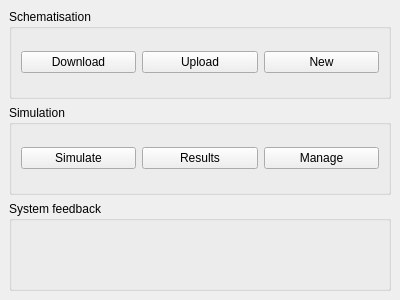
The window that threedi_models_simulations/widgets/dock.ui (nens/threedi-models-simulations) describes before a commit, drawn with Qt 5.
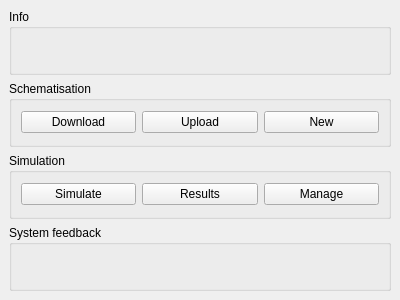
The same window after the commit. Custom widgets are drawn as their Qt base class.

Commit message: stub wizard

What changed in the file:
```diff
--- a/threedi_models_simulations/widgets/dock.ui
+++ b/threedi_models_simulations/widgets/dock.ui
@@ -15,6 +15,13 @@
   </property>
   <widget class="QWidget" name="dockWidgetContents">
    <layout class="QVBoxLayout" name="verticalLayout">
+    <item>
+     <widget class="QGroupBox" name="groupBox_4">
+      <property name="title">
+       <string>Info</string>
+      </property>
+     </widget>
+    </item>
     <item>
      <widget class="QGroupBox" name="groupBox">
       <property name="title">
```
Left out of the diff: 2 changed lines with no effect on the pictures. The commit also changes 2 other files.
